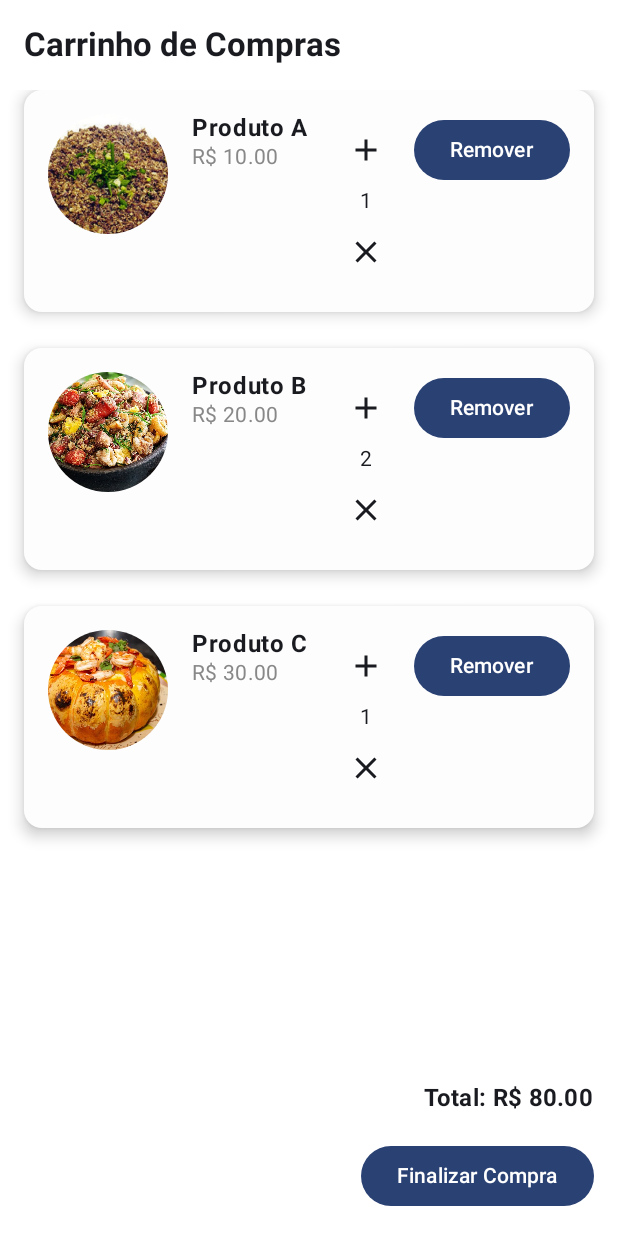
After one commit to SimonLucena/ProjetoJeitinho_Brasileiro, an Android app built with Jetpack Compose: the composable TelaCart shown on its own in the app's theme, on a phone screen of 412 x 824 dp. The commit adds this screen. Run offline under Robolectric (Android 15) with nearby library versions, the phone set to English and light mode, and no system bars; 2 statements that could not run were skipped.

Commit message:
tela de carrinho burro

```diff
--- a/app/src/main/java/com/example/projeto_jeitinho_brasileiro/MainActivity.kt
+++ b/app/src/main/java/com/example/projeto_jeitinho_brasileiro/MainActivity.kt
@@ -8,7 +8,6 @@ import androidx.compose.foundation.background
 import androidx.compose.foundation.layout.fillMaxSize
 import androidx.compose.foundation.layout.padding
 import androidx.compose.material3.Scaffold
-import androidx.compose.runtime.Composable
 import androidx.compose.runtime.collectAsState
 import androidx.compose.runtime.getValue
 import androidx.compose.runtime.mutableStateOf
@@ -16,7 +15,6 @@ import androidx.compose.runtime.remember
 import androidx.compose.runtime.setValue
 import androidx.compose.ui.Modifier
 import androidx.compose.ui.graphics.Color
-import androidx.compose.ui.tooling.preview.Preview
 import androidx.lifecycle.viewmodel.compose.viewModel
 import androidx.navigation.compose.NavHost
 import androidx.navigation.compose.composable
@@ -24,6 +22,7 @@ import androidx.navigation.compose.rememberNavController
 import com.example.projeto_jeitinho_brasileiro.ViewModel.usuario.UsuarioViewModel
 import com.example.projeto_jeitinho_brasileiro.repositorio.user.UsuarioDAO
 import com.example.projeto_jeitinho_brasileiro.ui.telas.TelaAbout
+import com.example.projeto_jeitinho_brasileiro.ui.telas.TelaCart
 import com.example.projeto_jeitinho_brasileiro.ui.telas.TelaLogin
 import com.example.projeto_jeitinho_brasileiro.ui.telas.TelaPrincipal
 import com.example.projeto_jeitinho_brasileiro.ui.telas.TelaSignup
@@ -54,17 +53,15 @@ class MainActivity : ComponentActivity() {
                             )
                         }
                         composable("signup") {
-                            // Define state variables
                             var erro by remember { mutableStateOf<String?>(null) }
 
                             TelaSignup(innerPadding,
                                 onSigninClick = { navController.navigate("login") },
                                 signupClick = { user, login, senha ->
                                     usuarioDAO.buscarPorLogin(login!!, callBack = { usuario ->
-                                        if(usuario != null && usuario.email == login){
+                                        if (usuario != null && usuario.email == login) {
                                             erro = "Login já existe"
-                                        }
-                                        else{
+                                        } else {
                                             usuarioDAO.cadastrarUsuarioDAO(user, login, senha)
                                             navController.navigate("login")
                                         }
@@ -85,6 +82,9 @@ class MainActivity : ComponentActivity() {
                                     },
                                     onUserClick = {
                                         navController.navigate("sobreUsuario")
+                                    },
+                                    onCartClick = {
+                                        navController.navigate("carrinho") // Navegação para o carrinho
                                     },
                                     usuario = it1
                                 )
@@ -107,25 +107,17 @@ class MainActivity : ComponentActivity() {
                                 )
                             }
                         }
+                        // Rota para o carrinho
+                        composable("carrinho") {
+                            TelaCart(
+                                onCheckoutClick = {
+                                    navController.navigate("principal") // Ação após finalizar compra
+                                }
+                            )
+                        }
                     }
                 }
             }
         }
     }
 }
-
-@Composable
-fun Greeting(modifier: Modifier = Modifier) {
-//    Text(
-//        text = "Hello $name!",
-//        modifier = modifier
-//    )
-}
-
-@Preview(showBackground = true)
-@Composable
-fun GreetingPreview() {
-    ProjetoJeitinho_BrasileiroTheme {
-//        Greeting("Android")
-    }
-}
--- /dev/null
+++ b/app/src/main/java/com/example/projeto_jeitinho_brasileiro/ui/telas/TelaCart.kt
@@ -0,0 +1,186 @@
+package com.example.projeto_jeitinho_brasileiro.ui.telas
+
+import androidx.compose.foundation.Image
+import androidx.compose.foundation.background
+import androidx.compose.foundation.layout.*
+import androidx.compose.foundation.lazy.LazyColumn
+import androidx.compose.foundation.shape.CircleShape
+import androidx.compose.material.icons.Icons
+import androidx.compose.material.icons.filled.Add
+import androidx.compose.material.icons.filled.Close
+import androidx.compose.material3.*
+import androidx.compose.runtime.Composable
+import androidx.compose.runtime.mutableStateListOf
+import androidx.compose.runtime.mutableStateOf
+import androidx.compose.runtime.remember
+import androidx.compose.ui.Alignment
+import androidx.compose.ui.Modifier
+import androidx.compose.ui.draw.clip
+import androidx.compose.ui.graphics.Color
+import androidx.compose.ui.layout.ContentScale
+import androidx.compose.ui.res.painterResource
+import androidx.compose.ui.text.font.FontWeight
+import androidx.compose.ui.unit.dp
+import com.example.projeto_jeitinho_brasileiro.R
+
+// Dados de um item do carrinho
+data class CartItem(val name: String, val price: Double, var quantity: Int)
+
+@Composable
+fun TelaCart(
+    onCheckoutClick: () -> Unit
+) {
+    // Lista provisória de itens no carrinho
+    val items = remember {
+        mutableStateListOf(
+            CartItem("Produto A", 10.0, 1),
+            CartItem("Produto B", 20.0, 2),
+            CartItem("Produto C", 30.0, 1)
+        )
+    }
+
+    // Estado para o preço total
+    val totalPrice = remember { mutableStateOf(calculateTotalPrice(items)) }
+
+    // Layout da tela do carrinho
+    Column(
+        modifier = Modifier
+            .fillMaxSize()
+            .background(Color.White)
+            .padding(16.dp)
+    ) {
+        Text(
+            text = "Carrinho de Compras",
+            style = MaterialTheme.typography.titleLarge,
+            fontWeight = FontWeight.Bold,
+            modifier = Modifier.padding(bottom = 16.dp)
+        )
+
+        // Lista de produtos no carrinho
+        LazyColumn(
+            verticalArrangement = Arrangement.spacedBy(16.dp),
+            modifier = Modifier.weight(1f)
+        ) {
+            items(items.size) { index ->
+                val item = items[index]
+                CartItemCard(
+                    cartItem = item,
+                    onIncreaseQuantity = {
+                        item.quantity++
+                        totalPrice.value = calculateTotalPrice(items)
+                    },
+                    onDecreaseQuantity = {
+                        if (item.quantity > 1) {
+                            item.quantity--
+                            totalPrice.value = calculateTotalPrice(items)
+                        }
+                    },
+                    onRemoveItem = {
+                        items.removeAt(index) // Remover o item
+                        totalPrice.value = calculateTotalPrice(items)
+                    }
+                )
+            }
+        }
+
+        Spacer(modifier = Modifier.padding(16.dp))
+
+        // Exibir o total e o botão de finalizar compra
+        Column(
+            modifier = Modifier.fillMaxWidth(),
+            horizontalAlignment = Alignment.End
+        ) {
+            Text(
+                text = "Total: R$ ${"%.2f".format(totalPrice.value)}",
+                style = MaterialTheme.typography.titleMedium,
+                fontWeight = FontWeight.Bold,
+                modifier = Modifier.padding(bottom = 16.dp)
+            )
+
+            Button(onClick = onCheckoutClick) {
+                Text(text = "Finalizar Compra")
+            }
+        }
+    }
+}
+
+@Composable
+fun CartItemCard(
+    cartItem: CartItem,
+    onIncreaseQuantity: () -> Unit,
+    onDecreaseQuantity: () -> Unit,
+    onRemoveItem: () -> Unit
+) {
+    // Associa a imagem ao nome do produto
+    val imageResId = when (cartItem.name) {
+        "Produto A" -> R.drawable.pacoca
+        "Produto B" -> R.drawable.feijao_tropeiro
+        "Produto C" -> R.drawable.camarao_moranga
+        else -> R.drawable.silhueta_perfil
+    }
+
+    // Card de cada item no carrinho
+    ElevatedCard(
+        elevation = CardDefaults.cardElevation(defaultElevation = 6.dp),
+        colors = CardDefaults.cardColors(containerColor = Color(0xfffdfdfd)),
+        modifier = Modifier
+            .fillMaxWidth()
+            .padding(PaddingValues(bottom = 8.dp))
+    ) {
+        Row(modifier = Modifier.padding(16.dp)) {
+            // Imagem do item
+            Image(
+                painter = painterResource(id = imageResId),
+                contentDescription = cartItem.name,
+                modifier = Modifier
+                    .size(80.dp)
+                    .clip(CircleShape),
+                contentScale = ContentScale.Crop
+            )
+
+            // Nome e preço do item
+            Column(
+                modifier = Modifier
+                    .weight(1f)
+                    .padding(start = 16.dp),
+                verticalArrangement = Arrangement.Center
+            ) {
+                Text(
+                    text = cartItem.name,
+                    style = MaterialTheme.typography.bodyLarge,
+                    fontWeight = FontWeight.Bold
+                )
+                Text(
+                    text = "R$ ${"%.2f".format(cartItem.price)}",
+                    style = MaterialTheme.typography.bodyMedium,
+                    color = Color.Gray
+                )
+            }
+
+            // Botões para alterar quantidade
+            Column(
+                horizontalAlignment = Alignment.CenterHorizontally
+            ) {
+                IconButton(onClick = onIncreaseQuantity) {
+                    Icon(imageVector = Icons.Default.Add, contentDescription = "Aumentar quantidade")
+                }
+                Text(text = cartItem.quantity.toString(), style = MaterialTheme.typography.bodyMedium)
+                IconButton(onClick = onDecreaseQuantity) {
+                    Icon(imageVector = Icons.Default.Close, contentDescription = "Diminuir quantidade")
+                }
+            }
+
+            Spacer(modifier = Modifier.width(8.dp))
+
+            // Botão para remover o item
+            Button(onClick = onRemoveItem) {
+                Text("Remover")
+            }
+        }
+    }
+}
+
+// Função para calcular o preço total do carrinho
+fun calculateTotalPrice(items: List<CartItem>): Double {
+    return items.sumOf { it.price * it.quantity }
+}
--- a/app/src/main/java/com/example/projeto_jeitinho_brasileiro/ui/telas/TelaConteudo.kt
+++ b/app/src/main/java/com/example/projeto_jeitinho_brasileiro/ui/telas/TelaConteudo.kt
@@ -12,8 +12,6 @@ import androidx.compose.foundation.layout.fillMaxWidth
 import androidx.compose.foundation.layout.padding
 import androidx.compose.foundation.lazy.LazyColumn
 import androidx.compose.foundation.lazy.items
-import androidx.compose.foundation.rememberScrollState
-import androidx.compose.foundation.verticalScroll
 import androidx.compose.material3.CardDefaults
 import androidx.compose.material3.ElevatedCard
 import androidx.compose.material3.Text
--- a/app/src/main/java/com/example/projeto_jeitinho_brasileiro/ui/telas/TelaPrincipal.kt
+++ b/app/src/main/java/com/example/projeto_jeitinho_brasileiro/ui/telas/TelaPrincipal.kt
@@ -39,14 +39,14 @@ import com.example.projeto_jeitinho_brasileiro.repositorio.user.Usuario
 import kotlinx.coroutines.launch
 import androidx.compose.material3.*
 
-
 @OptIn(ExperimentalMaterial3Api::class)
 @Composable
 fun TelaPrincipal(
     modifier: Modifier = Modifier,
     onLogoffClick: () -> Unit,
     usuario: Usuario,
-    onUserClick: () -> Unit
+    onUserClick: () -> Unit,
+    onCartClick: () -> Unit // Callback para o carrinho
 ){
     var menuExpanded by remember {
         mutableStateOf(false)
@@ -55,6 +55,7 @@ fun TelaPrincipal(
 
     val drawerState = rememberDrawerState(initialValue = DrawerValue.Closed)
     val scope = rememberCoroutineScope()
+
     if (showLogoffConfirmation) {
         AlertDialog(
             onDismissRequest = { showLogoffConfirmation = false },
@@ -75,6 +76,7 @@ fun TelaPrincipal(
             }
         )
     }
+
     ModalNavigationDrawer(
         drawerState = drawerState,
         drawerContent = {
@@ -89,7 +91,7 @@ fun TelaPrincipal(
                         modifier = Modifier.weight(1f)
                     )
                     Icon(
-                        imageVector = Icons.AutoMirrored.Filled.ArrowBack, // Replace with correct icon if needed
+                        imageVector = Icons.AutoMirrored.Filled.ArrowBack,
                         contentDescription = "Close Drawer",
                         modifier = Modifier.clickable { scope.launch { drawerState.close() } }
                     )
@@ -131,10 +133,11 @@ fun TelaPrincipal(
                         }
                     },
                     actions = {
-                        IconButton(onClick = { /* do something */ }) {
+                        // Navegação para o carrinho
+                        IconButton(onClick = onCartClick) {
                             Icon(
                                 imageVector = Icons.Filled.ShoppingCart,
-                                contentDescription = "Shopping Cart"
+                                contentDescription = "Carrinho"
                             )
                         }
                     }
```
